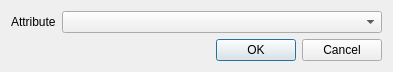
Before: the Qt Designer form src/ui/processing/qgsprocessingdxflayerdetailswidgetbase.ui in nextgis/nextgisqgis, drawn with Qt 5.
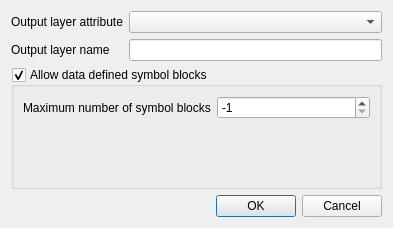
After: the same form once the commit is applied. Custom widgets are drawn as their Qt base class.

```diff
--- a/src/ui/processing/qgsprocessingdxflayerdetailswidgetbase.ui
+++ b/src/ui/processing/qgsprocessingdxflayerdetailswidgetbase.ui
@@ -7,32 +7,28 @@
     <x>0</x>
     <y>0</y>
     <width>393</width>
-    <height>71</height>
+    <height>228</height>
    </rect>
   </property>
   <layout class="QGridLayout" name="gridLayout">
-   <item row="0" column="0">
-    <widget class="QLabel" name="label">
-     <property name="text">
-      <string>Attribute</string>
-     </property>
-    </widget>
+   <item row="0" column="1" colspan="2">
+    <widget class="QgsFieldComboBox" name="mFieldsComboBox"/>
    </item>
-   <item row="2" column="2">
+   <item row="7" column="2">
     <widget class="QDialogButtonBox" name="mButtonBox">
      <property name="standardButtons">
       <set>QDialogButtonBox::Cancel|QDialogButtonBox::Ok</set>
      </property>
     </widget>
    </item>
-   <item row="0" column="1" colspan="2">
-    <widget class="QgsFieldComboBox" name="mFieldsComboBox"/>
-   </item>
-   <item row="1" column="0" colspan="3">
+   <item row="3" column="0" colspan="3">
     <spacer name="verticalSpacer">
      <property name="orientation">
       <enum>Qt::Vertical</enum>
      </property>
+     <property name="sizeType">
+      <enum>QSizePolicy::Preferred</enum>
+     </property>
      <property name="sizeHint" stdset="0">
       <size>
        <width>20</width>
@@ -41,6 +37,67 @@
      </property>
     </spacer>
    </item>
+   <item row="0" column="0">
+    <widget class="QLabel" name="label">
+     <property name="text">
+      <string>Output layer attribute</string>
+     </property>
+    </widget>
+   </item>
+   <item row="1" column="0">
+    <widget class="QLabel" name="label_2">
+     <property name="text">
+      <string>Output layer name</string>
+     </property>
+    </widget>
+   </item>
+   <item row="1" column="1" colspan="2">
+    <widget class="QLineEdit" name="mOverriddenName"/>
+   </item>
+   <item row="2" column="0" rowspan="2" colspan="3">
+    <widget class="QGroupBox" name="mGroupBoxBlocks">
+     <property name="enabled">
+      <bool>true</bool>
+     </property>
+     <property name="sizePolicy">
+      <sizepolicy hsizetype="Preferred" vsizetype="Preferred">
+       <horstretch>0</horstretch>
+       <verstretch>0</verstretch>
+      </sizepolicy>
+     </property>
+     <property name="title">
+      <string>Allow data defined symbol blocks</string>
+     </property>
+     <property name="checkable">
+      <bool>true</bool>
+     </property>
+     <property name="checked">
+      <bool>true</bool>
+     </property>
+     <layout class="QFormLayout" name="formLayout">
+      <item row="0" column="0">
+       <widget class="QLabel" name="label_3">
+        <property name="text">
+         <string>Maximum number of symbol blocks</string>
+        </property>
+       </widget>
+      </item>
+      <item row="0" column="1">
+       <widget class="QSpinBox" name="mSpinBoxBlocks">
+        <property name="toolTip">
+         <string>A value of -1 means no limitation.</string>
+        </property>
+        <property name="minimum">
+         <number>-1</number>
+        </property>
+        <property name="value">
+         <number>-1</number>
+        </property>
+       </widget>
+      </item>
+     </layout>
+    </widget>
+   </item>
   </layout>
  </widget>
  <customwidgets>
```
